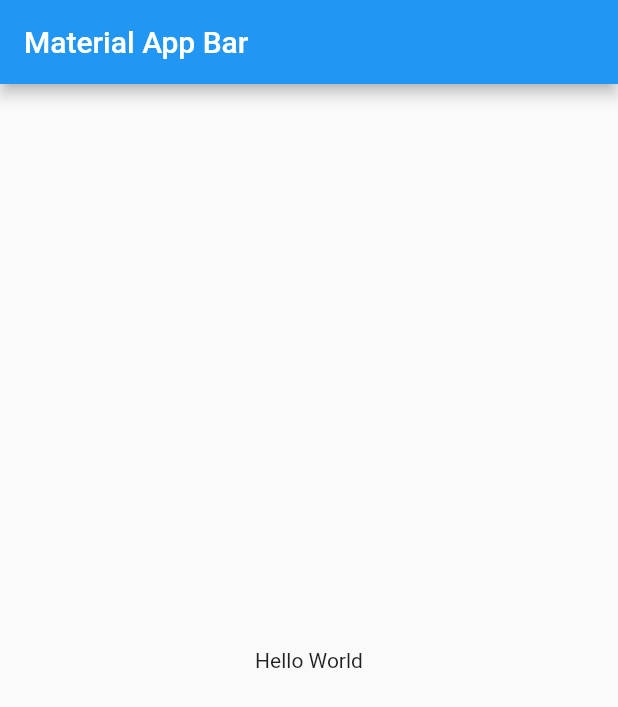
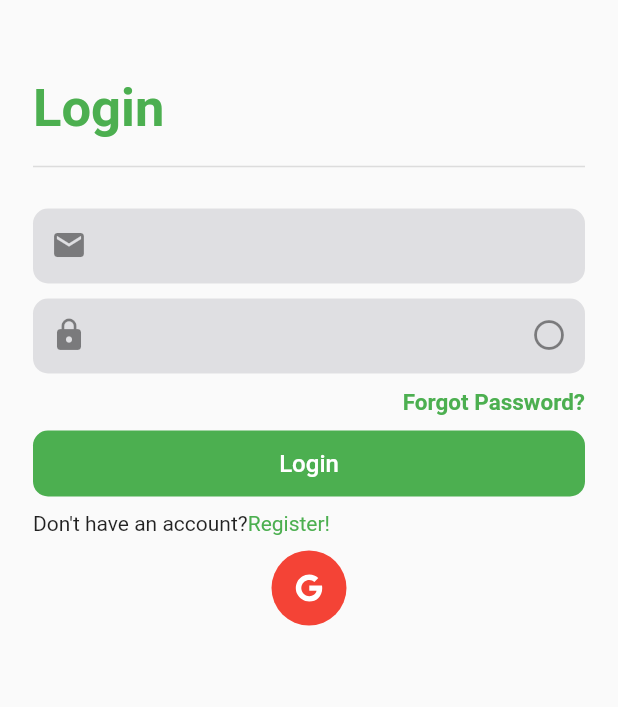
Before and after one commit to aryaman-awasthi/Group-Chat-App, a Flutter app: the screen it shows after launch, on a phone screen of 412 x 824 dp. Shown: the top 707 px of the screen. Run offline on Flutter 3.47's test engine with Material 2 defaults, Android fonts, the phone set to English and light mode, and no system bars; our stand-ins replace flutter_icons.

Commit message:
feat: Added Login Screen

```diff
--- /dev/null
+++ b/lib/features/presentation/pages/login_page.dart
@@ -0,0 +1,144 @@
+import 'package:flutter/material.dart';
+import 'package:flutter_icons/flutter_icons.dart';
+import 'package:host_group_chat/features/presentation/widgets/container_button_widget.dart';
+import 'package:host_group_chat/features/presentation/widgets/headerWidget.dart';
+import 'package:host_group_chat/features/presentation/widgets/textfield_container_widget.dart';
+import 'package:host_group_chat/features/presentation/widgets/textfield_password_container_widget.dart';
+import 'package:host_group_chat/features/presentation/widgets/theme/style.dart';
+
+class LoginPage extends StatefulWidget {
+  const LoginPage({Key? key}) : super(key: key);
+
+  @override
+  State<LoginPage> createState() => _LoginPageState();
+}
+
+class _LoginPageState extends State<LoginPage> {
+  TextEditingController _emailController = TextEditingController();
+  TextEditingController _passwordController = TextEditingController();
+
+  @override
+  void dispose() {
+    // TODO: implement dispose
+    _emailController.dispose();
+    _passwordController.dispose();
+    super.dispose();
+  }
+
+  @override
+  Widget build(BuildContext context) {
+    return Scaffold(
+      body: SingleChildScrollView(
+        child: Container(
+          padding: const EdgeInsets.symmetric(horizontal: 22, vertical: 32),
+          child: Column(
+            children: [
+              // Created a separate widget - HeaderWidget in the widget folder
+              const HeaderWidget(
+                title: 'Login',
+              ),
+
+              const SizedBox(
+                height: 20,
+              ),
+
+              // Text Field
+              TextFieldContainerWidget(
+                controller: _emailController,
+                keyboardType: TextInputType.emailAddress,
+                prefixIcon: Icons.email,
+              ),
+              const SizedBox(
+                height: 10,
+              ),
+
+              TextFieldPasswordContainerWidget(
+                controller: _passwordController,
+                keyboardType: TextInputType.text,
+                prefixIcon: Icons.lock,
+              ),
+              const SizedBox(
+                height: 10,
+              ),
+              _forgotPasswordWidget(),
+
+              const SizedBox(
+                height: 10,
+              ),
+
+              ContainerButtonWidget(
+                title: "Login",
+                onTap: () {
+                  print("Hello");
+                },
+              ),
+
+              const SizedBox(
+                height: 10,
+              ),
+
+              _rowTextWidget(),
+
+              const SizedBox(
+                height: 10,
+              ),
+
+              _rowGoogleWidget(),
+
+            ],
+          ),
+        ),
+      ),
+    );
+  }
+}
+
+Widget _rowGoogleWidget() {
+  return Row(
+    mainAxisAlignment: MainAxisAlignment.center,
+    children: [
+      Container(
+        height: 50,
+        width: 50,
+        decoration: BoxDecoration(
+          color: Colors.red,
+          borderRadius: BorderRadius.circular(50)
+        ),
+        child: const Icon(AntDesign.google, color: Colors.white,),
+      ),
+    ],
+  );
+}
+
+Widget _rowTextWidget() {
+  return Row(
+    children: [
+      const Text("Don't have an account?"),
+      InkWell(
+        onTap: () {
+          //TODO: navigate to registration screen!
+        },
+        child: const Text(
+          "Register!",
+          style: TextStyle(
+            color: greenColor,
+          ),
+        ),
+      )
+    ],
+  );
+}
+
+Widget _forgotPasswordWidget() {
+  return Row(
+    mainAxisAlignment: MainAxisAlignment.spaceBetween,
+    children: const [
+      Text(""),
+      Text(
+        "Forgot Password?",
+        style: TextStyle(
+            color: greenColor, fontSize: 15, fontWeight: FontWeight.w700),
+      ),
+    ],
+  );
+}
--- /dev/null
+++ b/lib/features/presentation/widgets/container_button_widget.dart
@@ -0,0 +1,31 @@
+import 'package:flutter/material.dart';
+import 'package:host_group_chat/features/presentation/widgets/theme/style.dart';
+
+class ContainerButtonWidget extends StatelessWidget {
+  final String? title;
+  final VoidCallback? onTap;
+
+  const ContainerButtonWidget({Key? key, required this.title, required this.onTap})
+      : super(key: key);
+
+  @override
+  Widget build(BuildContext context) {
+    return InkWell(
+      onTap: onTap,
+      child: Container(
+        alignment: Alignment.center,
+        height: 44,
+        width: MediaQuery.of(context).size.width,
+        decoration: BoxDecoration(
+          color: greenColor,
+          borderRadius: BorderRadius.circular(10),
+        ),
+        child: Text(
+          title!,
+          style: const TextStyle(
+              fontSize: 16, color: Colors.white, fontWeight: FontWeight.w500),
+        ),
+      ),
+    );
+  }
+}
--- /dev/null
+++ b/lib/features/presentation/widgets/headerWidget.dart
@@ -0,0 +1,26 @@
+import 'package:flutter/material.dart';
+import 'package:host_group_chat/features/presentation/widgets/theme/style.dart';
+
+class HeaderWidget extends StatelessWidget {
+  final String title;
+  const HeaderWidget({Key? key, required this.title}) : super(key: key);
+
+  @override
+  Widget build(BuildContext context) {
+    return Column(
+      children: [
+        const SizedBox(height: 20,),
+        Container(
+          alignment: Alignment.topLeft,
+          child: Text(title, style: const TextStyle(
+            fontSize: 35,
+            color: greenColor,
+            fontWeight: FontWeight.w700,
+          ),),
+        ),
+        const SizedBox(height: 10,),
+        const Divider(thickness: 1,)
+      ],
+    );
+  }
+}
--- /dev/null
+++ b/lib/features/presentation/widgets/textfield_container_widget.dart
@@ -0,0 +1,31 @@
+import 'package:flutter/material.dart';
+import 'package:host_group_chat/features/presentation/widgets/theme/style.dart';
+
+class TextFieldContainerWidget extends StatelessWidget {
+  // ? null safety
+  final TextEditingController? controller;
+  final IconData? prefixIcon;
+  final TextInputType? keyboardType;
+  const TextFieldContainerWidget({Key? key, this.controller, this.prefixIcon, this.keyboardType}) : super(key: key);
+
+  @override
+  Widget build(BuildContext context) {
+    return Container(
+      height: 50,
+      width: MediaQuery.of(context).size.width,
+      decoration: BoxDecoration(
+        color: color747480.withOpacity(.2),
+        borderRadius: BorderRadius.circular(10),
+      ),
+      child: TextField(
+        keyboardType: keyboardType,
+        controller: controller,
+        decoration: InputDecoration(
+          border: InputBorder.none,
+          prefixIcon: Icon(prefixIcon),
+        ),
+      ),
+    );
+
+  }
+}
--- /dev/null
+++ b/lib/features/presentation/widgets/textfield_password_container_widget.dart
@@ -0,0 +1,50 @@
+import 'package:flutter/material.dart';
+import 'package:host_group_chat/features/presentation/widgets/theme/style.dart';
+
+class TextFieldPasswordContainerWidget extends StatefulWidget {
+
+  final TextEditingController? controller;
+  final IconData? prefixIcon;
+  final TextInputType? keyboardType;
+
+  const TextFieldPasswordContainerWidget
+      ({Key? key, this.controller, this.prefixIcon, this.keyboardType}) : super(key: key);
+
+  @override
+  State<TextFieldPasswordContainerWidget> createState() => _TextFieldPasswordContainerWidgetState();
+}
+
+class _TextFieldPasswordContainerWidgetState extends State<TextFieldPasswordContainerWidget> {
+
+
+  bool isObscureText = true;
+
+
+  @override
+  Widget build(BuildContext context) {
+    return Container(
+      height: 50,
+      width: MediaQuery.of(context).size.width,
+      decoration: BoxDecoration(
+        color: color747480.withOpacity(.2),
+        borderRadius: BorderRadius.circular(10),
+      ),
+      child: TextField(
+        obscureText: isObscureText,
+        keyboardType: widget.keyboardType,
+        controller: widget.controller,
+        decoration: InputDecoration(
+          border: InputBorder.none,
+          prefixIcon: Icon(widget.prefixIcon),
+          suffixIcon: InkWell(onTap: () {
+            setState(() {
+              isObscureText = !isObscureText;
+            });
+          }, child: Icon(isObscureText == true ? Icons.panorama_fish_eye : Icons.remove_red_eye)),
+        ),
+      ),
+    );
+
+  }
+}
+// widget.suffixIcon
--- a/lib/main.dart
+++ b/lib/main.dart
@@ -1,4 +1,6 @@
 import 'package:flutter/material.dart';
+import 'package:host_group_chat/features/presentation/pages/login_page.dart';
+import 'package:host_group_chat/on_generate_routes.dart';
 
 void main() => runApp(MyApp());
 
@@ -7,16 +9,16 @@ class MyApp extends StatelessWidget {
   Widget build(BuildContext context) {
     return MaterialApp(
       title: 'Group Chat',
-      home: Scaffold(
-        appBar: AppBar(
-          title: const Text('Material App Bar'),
-        ),
-        body: Center(
-          child: Container(
-            child: const Text('Hello World'),
-          ),
-        ),
+      theme: ThemeData(
+        primaryColor: Colors.green,
       ),
+      onGenerateRoute: OnGenerateRoute.route,
+      initialRoute: "/",
+      routes: {
+        "/":(context){
+          return const LoginPage();
+        }
+      },
     );
   }
 }
--- /dev/null
+++ b/lib/on_generate_routes.dart
@@ -0,0 +1,43 @@
+import 'package:flutter/cupertino.dart';
+import 'package:flutter/material.dart';
+import 'package:host_group_chat/features/presentation/pages/login_page.dart';
+
+class OnGenerateRoute{
+  static Route<dynamic> route (RouteSettings settings) {
+    final args = settings.arguments;
+    switch (settings.name) {
+      case "/" : {
+        return materialBuilder(widget: const LoginPage());
+      }
+      default: {
+        return materialBuilder(widget: const ErrorPage());
+      }
+    }
+  }
+}
+
+// error page
+
+class ErrorPage extends StatelessWidget {
+  const ErrorPage({super.key});
+
+  @override
+  Widget build(BuildContext context) {
+    return Scaffold(
+      appBar: AppBar(
+        title: const Text("Error Page"),
+      ),
+      body: const Center(
+        child: Text("Error Page"),
+      ),
+    );
+  }
+}
+
+
+// helper widget
+// return type - materialPageRoute
+
+MaterialPageRoute materialBuilder({required Widget widget}) {
+  return MaterialPageRoute(builder: (_) => widget);
+}
--- a/pubspec.yaml
+++ b/pubspec.yaml
@@ -36,7 +36,9 @@ dependencies:
   flutter_bloc: ^7.2.0
   equatable: ^2.0.3
   flutter_icons: ^1.1.0
+  percent_indicator: ^2.1.9+1
 
+  flutter_svg: ^0.22.0
   cached_network_image: ^3.1.0
 
   intl: ^0.17.0
```
Also changed, not shown: pubspec.lock, 1 other file.
